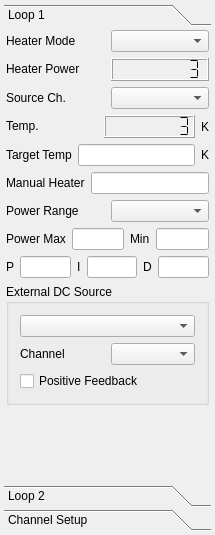
Qt form modules/tempcontrol/tempcontrolform.ui (northriv/KAME) before a commit.
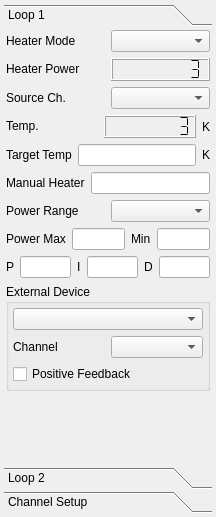
The same form after that commit.

The edit to the form file:
```diff
--- a/modules/tempcontrol/tempcontrolform.ui
+++ b/modules/tempcontrol/tempcontrolform.ui
@@ -6,8 +6,8 @@
    <rect>
     <x>0</x>
     <y>0</y>
-    <width>215</width>
-    <height>535</height>
+    <width>216</width>
+    <height>517</height>
    </rect>
   </property>
   <property name="sizePolicy">
@@ -52,8 +52,8 @@
         <rect>
          <x>0</x>
          <y>0</y>
-         <width>207</width>
-         <height>449</height>
+         <width>208</width>
+         <height>431</height>
         </rect>
        </property>
        <property name="sizePolicy">
@@ -459,9 +459,12 @@
         <item>
          <widget class="QGroupBox" name="groupBox2">
           <property name="title">
-           <string>External DC Source</string>
+           <string>External Device</string>
           </property>
           <layout class="QGridLayout" name="gridLayout">
+           <property name="margin">
+            <number>4</number>
+           </property>
            <item row="1" column="0">
             <widget class="QLabel" name="textLabel1">
              <property name="sizePolicy">
```
Left out of the diff: 4 changed lines with no effect on the pictures.
